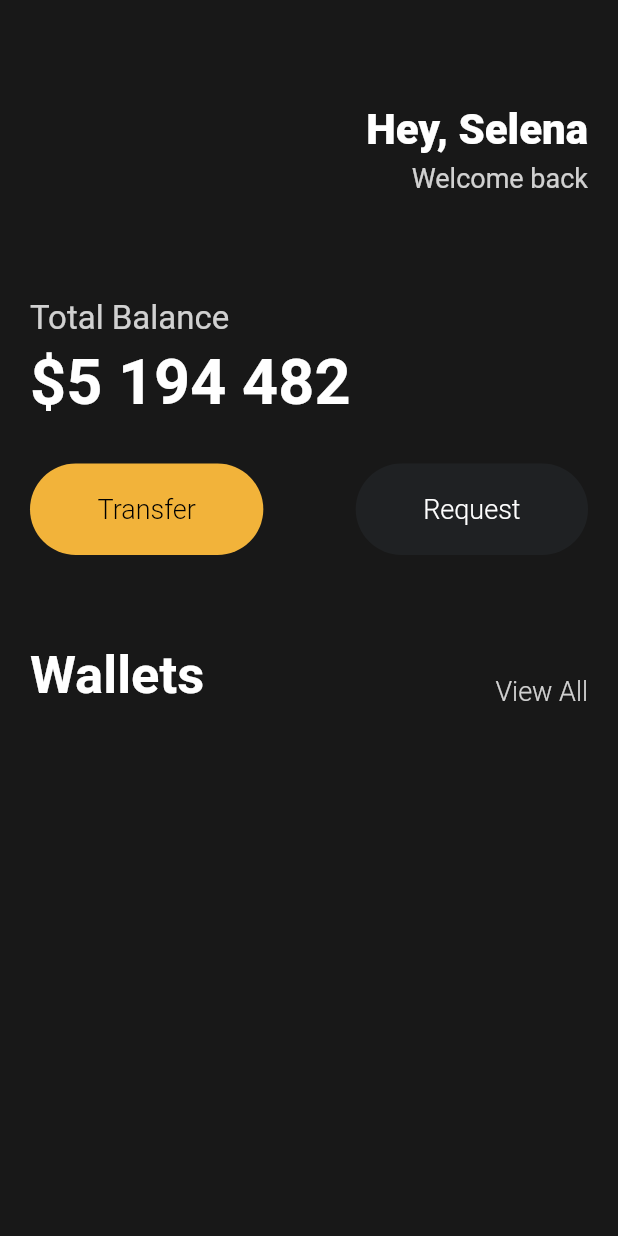
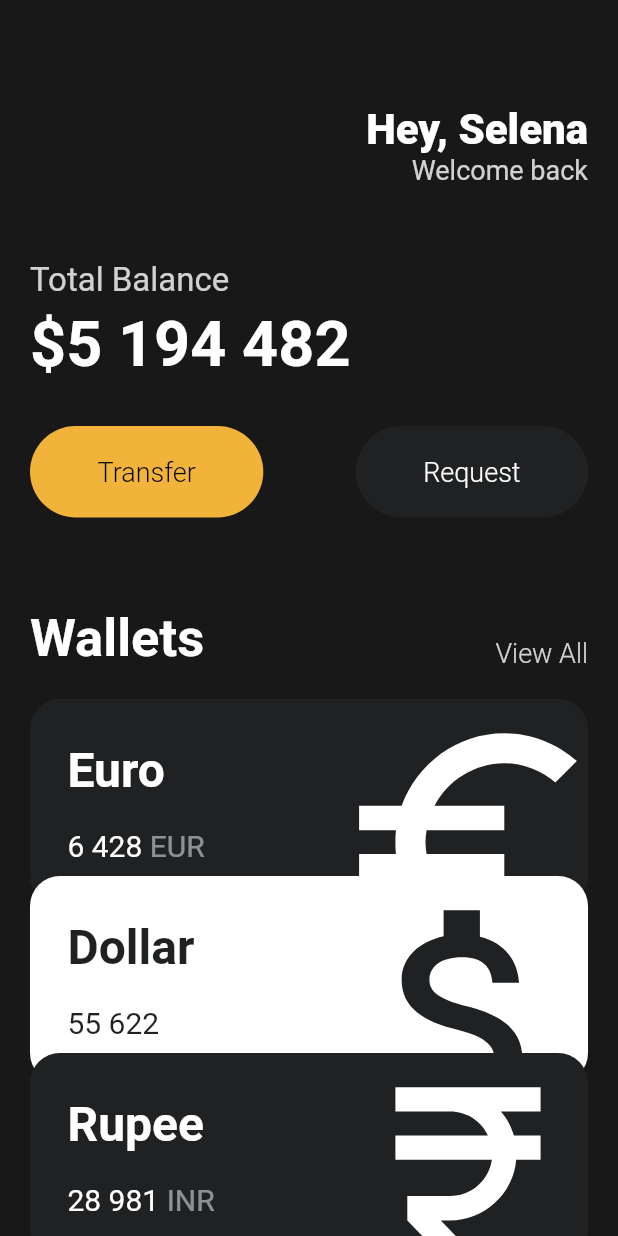
Before and after one commit to Shs0160/1st_flutter_App, a Flutter app: the screen it shows after launch, on a phone screen of 412 x 824 dp. Run offline on Flutter 3.47's test engine with Material 2 defaults, Android fonts, the phone set to English and light mode, and no system bars.

Commit message:
currency card widget

```diff
--- a/lib/main.dart
+++ b/lib/main.dart
@@ -1,5 +1,6 @@
 import 'package:flutter/material.dart';
 import 'package:flutter_application_1/widgets/Button.dart';
+import 'package:flutter_application_1/widgets/currency_card.dart';
 
 void main() {
   runApp(const App());
@@ -8,14 +9,16 @@ void main() {
 class App extends StatelessWidget {
   const App({super.key});
 
-  //statelessWidget 클래스에서 build메소드를 상속 받는 override
   @override
   Widget build(BuildContext context) {
     return MaterialApp(
       home: Scaffold(
         backgroundColor: const Color(0xFF181818),
-        body: Padding(
-          padding: const EdgeInsets.symmetric(horizontal: 20),
+        body: SingleChildScrollView(
+          child: Padding(
+            padding: const EdgeInsets.symmetric(
+              horizontal: 20,
+            ),
             child: Column(
               crossAxisAlignment: CrossAxisAlignment.start,
               children: [
@@ -36,9 +39,6 @@ class App extends StatelessWidget {
                             fontWeight: FontWeight.w800,
                           ),
                         ),
-                      const SizedBox(
-                        height: 5,
-                      ),
                         Text(
                           'Welcome back',
                           style: TextStyle(
@@ -51,7 +51,7 @@ class App extends StatelessWidget {
                   ],
                 ),
                 const SizedBox(
-                height: 70,
+                  height: 50,
                 ),
                 Text(
                   'Total Balance',
@@ -115,7 +115,35 @@ class App extends StatelessWidget {
                 const SizedBox(
                   height: 20,
                 ),
+                const CurrencyCard(
+                  name: 'Euro',
+                  code: 'EUR',
+                  amount: '6 428',
+                  icon: Icons.euro_symbol,
+                  isInverted: false,
+                ),
+                Transform.translate(
+                  offset: const Offset(0, -20),
+                  child: const CurrencyCard(
+                    name: 'Dollar',
+                    code: 'USD',
+                    amount: '55 622',
+                    icon: Icons.attach_money_outlined,
+                    isInverted: true,
+                  ),
+                ),
+                Transform.translate(
+                  offset: const Offset(0, -40),
+                  child: const CurrencyCard(
+                    name: 'Rupee',
+                    code: 'INR',
+                    amount: '28 981',
+                    icon: Icons.currency_rupee_outlined,
+                    isInverted: false,
+                  ),
+                )
               ],
+            ),
           ),
         ),
       ),
--- /dev/null
+++ b/lib/widgets/currency_card.dart
@@ -0,0 +1,89 @@
+import 'package:flutter/material.dart';
+
+class CurrencyCard extends StatelessWidget {
+  final String name, code, amount;
+  final IconData icon;
+  final bool isInverted;
+  final _blackColor = const Color(0xFF1F2123);
+
+  const CurrencyCard({
+    super.key,
+    required this.name,
+    required this.code,
+    required this.amount,
+    required this.icon,
+    required this.isInverted,
+  });
+
+  @override
+  Widget build(BuildContext context) {
+    return Container(
+      clipBehavior: Clip.hardEdge,
+      decoration: BoxDecoration(
+        color: isInverted ? Colors.white : _blackColor,
+        borderRadius: BorderRadius.circular(
+          20,
+        ),
+      ),
+      child: Padding(
+        padding: const EdgeInsets.all(25),
+        child: Row(
+          mainAxisAlignment: MainAxisAlignment.spaceBetween,
+          children: [
+            Column(
+              crossAxisAlignment: CrossAxisAlignment.start,
+              children: [
+                Text(
+                  name,
+                  style: TextStyle(
+                      color: isInverted ? _blackColor : Colors.white,
+                      fontSize: 32,
+                      fontWeight: FontWeight.w600),
+                ),
+                const SizedBox(
+                  height: 20,
+                ),
+                Row(
+                  children: [
+                    Text(
+                      amount,
+                      style: TextStyle(
+                        color: isInverted ? _blackColor : Colors.white,
+                        fontSize: 20,
+                      ),
+                    ),
+                    const SizedBox(
+                      width: 5,
+                    ),
+                    Text(
+                      code,
+                      style: TextStyle(
+                        color: Colors.white.withOpacity(0.5),
+                        fontSize: 20,
+                      ),
+                    ),
+                  ],
+                ),
+              ],
+            ),
+            Transform.scale(
+              scale: 2.2,
+              child: Transform.translate(
+                //offset은 icon을 어디에 위치시킬지 정함
+                offset: const Offset(
+                  -5,
+                  12,
+                ),
+                child: Icon(
+                  icon,
+                  color: isInverted ? _blackColor : Colors.white,
+                  size: 88,
+                ),
+              ),
+            ),
+          ],
+        ),
+      ),
+    );
+  }
+}
```
Lines whose indentation alone changed are shown as unchanged.
